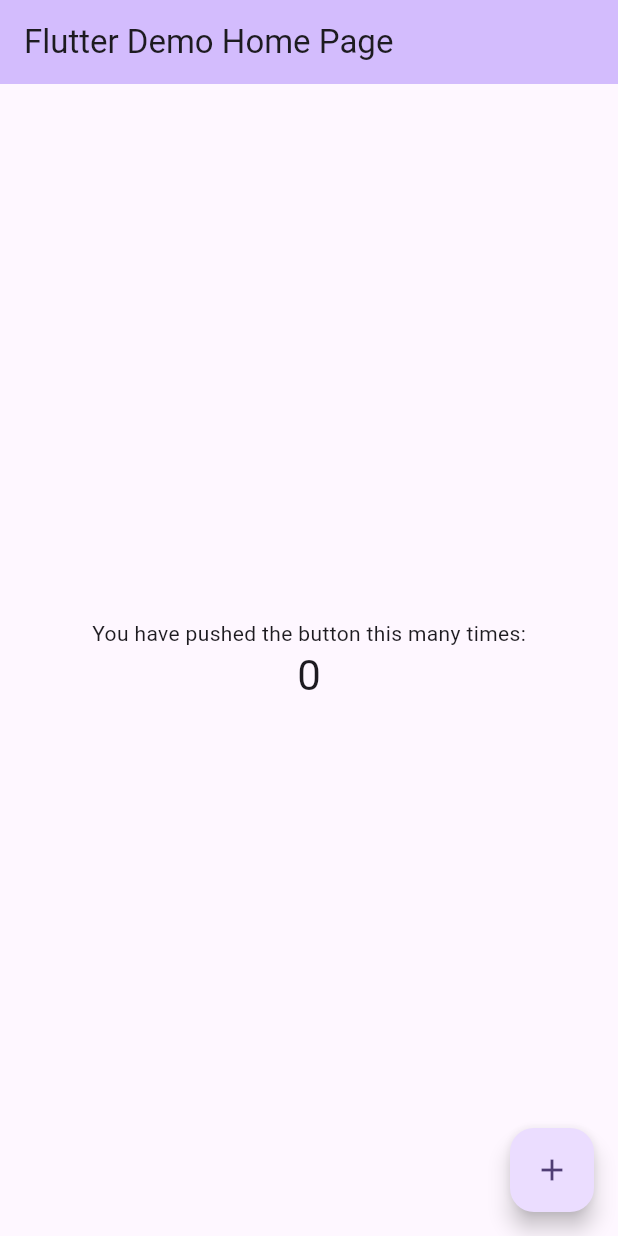
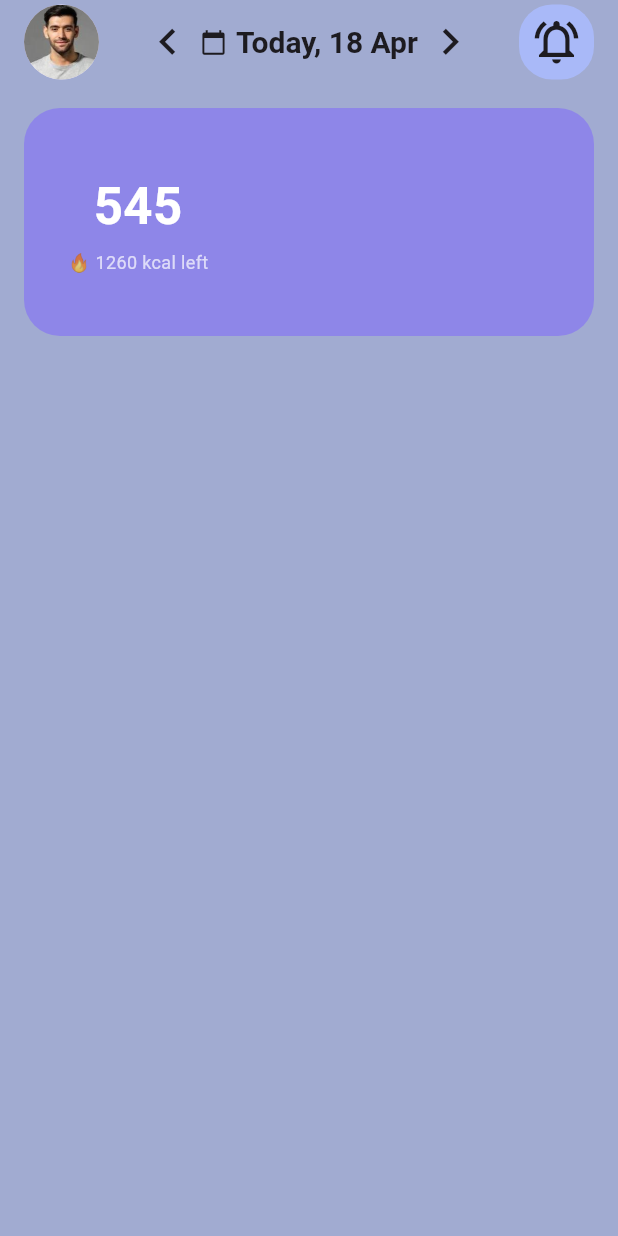
Before and after one commit to oliulalam/healty_food_tracker_app_ui, a Flutter app: the screen it shows after launch, on a phone screen of 412 x 824 dp. Run offline on Flutter 3.47's test engine with Material 3 defaults, Android fonts, the phone set to English and light mode, and no system bars; statements that could not run were skipped.

Commit message:
Appbar done

```diff
--- /dev/null
+++ b/lib/app.dart
@@ -0,0 +1,14 @@
+import 'package:flutter/material.dart';
+import 'package:healty_food_tracker_app/home_page.dart';
+
+class FoodTrackerApp extends StatelessWidget {
+  const FoodTrackerApp({super.key});
+
+  @override
+  Widget build(BuildContext context) {
+    return MaterialApp(
+      debugShowCheckedModeBanner: false,
+      home: HomePage(),
+    );
+  }
+}
--- /dev/null
+++ b/lib/home_page.dart
@@ -0,0 +1,97 @@
+import 'package:flutter/material.dart';
+import 'dart:math';
+
+class HomePage extends StatelessWidget {
+  const HomePage({super.key});
+
+  @override
+  Widget build(BuildContext context) {
+    return Scaffold(
+      backgroundColor: Color(0xFFA1ABD1),
+      appBar: AppBar(
+        backgroundColor: Color(0xFFA1ABD1),
+        title: Row(
+          mainAxisAlignment: MainAxisAlignment.spaceBetween,
+          children: [
+            CircleAvatar(
+              radius: 25,
+              backgroundImage: AssetImage('assets/images/user.jpeg'),
+            ),
+            Row(
+              children: [
+                Icon(Icons.chevron_left, size: 35),
+                SizedBox(width: 4),
+                Icon(Icons.calendar_today, size: 18),
+                SizedBox(width: 6),
+                Text(
+                  "Today, 18 Apr",
+                  style: TextStyle(
+                    fontSize: 20,
+                    fontWeight: FontWeight.w600,
+                  ),
+                ),
+                SizedBox(width: 4),
+                Icon(Icons.chevron_right, size: 35),
+              ],
+            ),
+
+            Container(
+              height: 50,
+              width: 50,
+              decoration: BoxDecoration(
+                color: Color(0xFFA9B9F8),
+                borderRadius: BorderRadius.circular(22)
+              ),
+                child: Icon(Icons.notifications_on_outlined, size: 35,)
+            )
+          ],
+        ),
+      ),
+      body: Column(
+        children: [
+          Container(
+            margin: EdgeInsets.all(16.0),
+            padding: EdgeInsets.all(16.0),
+            decoration: BoxDecoration(
+              color: const Color(0xFF8E86E8),
+              borderRadius: BorderRadius.circular(24)
+            ),
+            child: Row(
+              children: [
+                CustomPaint(
+                  size: const Size(120, 120),
+                  painter: ArcPainter(progress: 0.68),
+                  child: SizedBox(
+                    width: 120,
+                    height: 120,
+                    child: Column(
+                      mainAxisAlignment: MainAxisAlignment.center,
+                      children: const [
+                        Text(
+                          "545",
+                          style: TextStyle(
+                            color: Colors.white,
+                            fontSize: 34,
+                            fontWeight: FontWeight.w700,
+                          ),
+                        ),
+                        SizedBox(height: 4),
+                        Text(
+                          "🔥 1260 kcal left",
+                          style: TextStyle(
+                            color: Colors.white70,
+                            fontSize: 12,
+                          ),
+                        )
+                      ],
+                    ),
+                  ),
+                ),
+              ],
+            ),
+          )
+        ],
+      ),
+    );
+  }
+}
--- a/lib/main.dart
+++ b/lib/main.dart
@@ -1,122 +1,6 @@
 import 'package:flutter/material.dart';
+import 'package:healty_food_tracker_app/app.dart';
 
 void main() {
-  runApp(const MyApp());
+  runApp(const FoodTrackerApp());
 }
-
-class MyApp extends StatelessWidget {
-  const MyApp({super.key});
-
-  // This widget is the root of your application.
-  @override
-  Widget build(BuildContext context) {
-    return MaterialApp(
-      title: 'Flutter Demo',
-      theme: ThemeData(
-        // This is the theme of your application.
-        //
-        // TRY THIS: Try running your application with "flutter run". You'll see
-        // the application has a purple toolbar. Then, without quitting the app,
-        // try changing the seedColor in the colorScheme below to Colors.green
-        // and then invoke "hot reload" (save your changes or press the "hot
-        // reload" button in a Flutter-supported IDE, or press "r" if you used
-        // the command line to start the app).
-        //
-        // Notice that the counter didn't reset back to zero; the application
-        // state is not lost during the reload. To reset the state, use hot
-        // restart instead.
-        //
-        // This works for code too, not just values: Most code changes can be
-        // tested with just a hot reload.
-        colorScheme: ColorScheme.fromSeed(seedColor: Colors.deepPurple),
-      ),
-      home: const MyHomePage(title: 'Flutter Demo Home Page'),
-    );
-  }
-}
-
-class MyHomePage extends StatefulWidget {
-  const MyHomePage({super.key, required this.title});
-
-  // This widget is the home page of your application. It is stateful, meaning
-  // that it has a State object (defined below) that contains fields that affect
-  // how it looks.
-
-  // This class is the configuration for the state. It holds the values (in this
-  // case the title) provided by the parent (in this case the App widget) and
-  // used by the build method of the State. Fields in a Widget subclass are
-  // always marked "final".
-
-  final String title;
-
-  @override
-  State<MyHomePage> createState() => _MyHomePageState();
-}
-
-class _MyHomePageState extends State<MyHomePage> {
-  int _counter = 0;
-
-  void _incrementCounter() {
-    setState(() {
-      // This call to setState tells the Flutter framework that something has
-      // changed in this State, which causes it to rerun the build method below
-      // so that the display can reflect the updated values. If we changed
-      // _counter without calling setState(), then the build method would not be
-      // called again, and so nothing would appear to happen.
-      _counter++;
-    });
-  }
-
-  @override
-  Widget build(BuildContext context) {
-    // This method is rerun every time setState is called, for instance as done
-    // by the _incrementCounter method above.
-    //
-    // The Flutter framework has been optimized to make rerunning build methods
-    // fast, so that you can just rebuild anything that needs updating rather
-    // than having to individually change instances of widgets.
-    return Scaffold(
-      appBar: AppBar(
-        // TRY THIS: Try changing the color here to a specific color (to
-        // Colors.amber, perhaps?) and trigger a hot reload to see the AppBar
-        // change color while the other colors stay the same.
-        backgroundColor: Theme.of(context).colorScheme.inversePrimary,
-        // Here we take the value from the MyHomePage object that was created by
-        // the App.build method, and use it to set our appbar title.
-        title: Text(widget.title),
-      ),
-      body: Center(
-        // Center is a layout widget. It takes a single child and positions it
-        // in the middle of the parent.
-        child: Column(
-          // Column is also a layout widget. It takes a list of children and
-          // arranges them vertically. By default, it sizes itself to fit its
-          // children horizontally, and tries to be as tall as its parent.
-          //
-          // Column has various properties to control how it sizes itself and
-          // how it positions its children. Here we use mainAxisAlignment to
-          // center the children vertically; the main axis here is the vertical
-          // axis because Columns are vertical (the cross axis would be
-          // horizontal).
-          //
-          // TRY THIS: Invoke "debug painting" (choose the "Toggle Debug Paint"
-          // action in the IDE, or press "p" in the console), to see the
-          // wireframe for each widget.
-          mainAxisAlignment: MainAxisAlignment.center,
-          children: <Widget>[
-            const Text('You have pushed the button this many times:'),
-            Text(
-              '$_counter',
-              style: Theme.of(context).textTheme.headlineMedium,
-            ),
-          ],
-        ),
-      ),
-      floatingActionButton: FloatingActionButton(
-        onPressed: _incrementCounter,
-        tooltip: 'Increment',
-        child: const Icon(Icons.add),
-      ), // This trailing comma makes auto-formatting nicer for build methods.
-    );
-  }
-}
--- a/pubspec.yaml
+++ b/pubspec.yaml
@@ -58,8 +58,8 @@ flutter:
   uses-material-design: true
 
   # To add assets to your application, add an assets section, like this:
-  # assets:
-  #   - images/a_dot_burr.jpeg
+  assets:
+    - assets/images/
   #   - images/a_dot_ham.jpeg
 
   # An image asset can refer to one or more resolution-specific "variants", see
```
Also changed, not shown: assets/images/user.jpeg (added), 1 other file.
